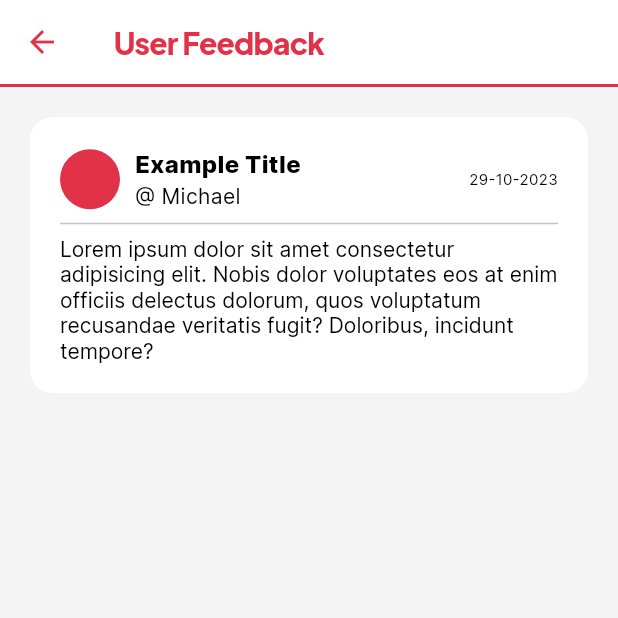
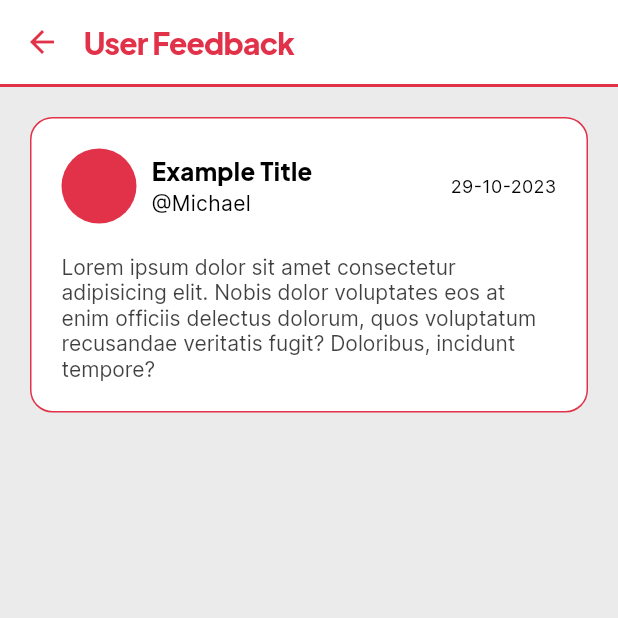
Before and after one commit to PremjithK/project_yuhealth_admin, a Flutter app: the DashboardPage screen opened directly, after a tap on "View Feedback", on a phone screen of 412 x 824 dp, the top half of it. Run offline on Flutter 3.47's test engine with Material 2 defaults, Android fonts, the phone set to English and light mode, and no system bars; our stand-ins replace bloc, flutter_slidable, get; generated files the repository leaves out were written again; network calls fail.

Commit message:
Redesgin 2

```diff
--- a/lib/app/view/app.dart
+++ b/lib/app/view/app.dart
@@ -1,6 +1,6 @@
 import 'package:flutter/material.dart';
 import 'package:get/get.dart';
-import 'package:yu_health_admin/custom_widgets/theme.dart';
+import 'package:yu_health_admin/config/theme.dart';
 import 'package:yu_health_admin/l10n/l10n.dart';
 import 'package:yu_health_admin/login_page/view/login_page.dart';
 
--- a/lib/approve_doctors_page/view/approve_doctors.dart
+++ b/lib/approve_doctors_page/view/approve_doctors.dart
@@ -13,6 +13,7 @@ class ApproveDoctorsPage extends StatelessWidget {
     return Scaffold(
       appBar: AppBar(
         elevation: 0,
+        titleSpacing: 0,
         scrolledUnderElevation: 0,
         title: const Text('Approve Doctors'),
         bottom: PreferredSize(
--- a/lib/custom_widgets/theme.dart
+++ b/lib/config/theme.dart
@@ -37,10 +37,26 @@ ThemeData lightTheme = ThemeData(
     ),
   ),
 
+  // Button themes
+  elevatedButtonTheme: const ElevatedButtonThemeData(
+    style: ButtonStyle(
+      textStyle: MaterialStatePropertyAll(
+        TextStyle(
+          fontWeight: FontWeight.bold,
+          fontFamily: fontFamily,
+        ),
+      ),
+      backgroundColor: MaterialStatePropertyAll(
+        Color.fromARGB(255, 226, 50, 73),
+      ),
+      foregroundColor: MaterialStatePropertyAll(Colors.white),
+    ),
+  ),
+
   //UI Scheme
   colorScheme: ColorScheme.light(
     //Background
-    background: const Color.fromRGBO(244, 244, 245, 1),
+    background: const Color.fromARGB(255, 235, 235, 235),
     onBackground: Colors.white,
 
     primary: const Color.fromARGB(255, 226, 50, 73),
--- a/lib/custom_widgets/colored_option_container.dart
+++ b/lib/custom_widgets/colored_option_container.dart
@@ -1,5 +1,6 @@
 import 'dart:ui';
 import 'package:flutter/material.dart';
+import 'package:yu_health_admin/config/theme.dart';
 
 class ColoredOptionContainer extends StatefulWidget {
   const ColoredOptionContainer({
@@ -9,8 +10,6 @@ class ColoredOptionContainer extends StatefulWidget {
     required this.onTap,
     this.height,
     this.width = double.infinity,
-    this.color = Colors.blue,
-    this.textColor = Colors.white,
     super.key,
   });
 
@@ -19,8 +18,6 @@ class ColoredOptionContainer extends StatefulWidget {
   final String subTitle;
   final double? width;
   final double? height;
-  final Color textColor;
-  final Color color;
   final Icon icon;
   final void Function() onTap;
 
@@ -31,27 +28,30 @@ class ColoredOptionContainer extends StatefulWidget {
 class _ColoredOptionContainerState extends State<ColoredOptionContainer> {
   @override
   Widget build(BuildContext context) {
+    final theme = Theme.of(context).colorScheme;
+    //
     return ListTile(
       titleAlignment: ListTileTitleAlignment.center,
       contentPadding: const EdgeInsets.symmetric(horizontal: 15, vertical: 8),
       onTap: widget.onTap,
-      tileColor: widget.color,
+      tileColor: Colors.white,
       shape: RoundedRectangleBorder(
+        side: BorderSide(color: theme.primary),
         borderRadius: BorderRadius.circular(15),
       ),
       leading: CircleAvatar(
-        backgroundColor: const Color.fromRGBO(0, 0, 0, 0.1),
-        radius: 25,
-        foregroundColor: Colors.white,
+        backgroundColor: Colors.transparent,
+        radius: 30,
+        foregroundColor: theme.primary,
         child: widget.icon,
       ),
       title: Text(
         widget.title,
         style: const TextStyle(
           fontSize: 15,
-          fontFamily: 'Inter',
+          fontFamily: fontFamily,
           fontWeight: FontWeight.bold,
-          color: Colors.white,
+          color: Colors.black,
         ),
       ),
       subtitle: Text(
@@ -62,7 +62,7 @@ class _ColoredOptionContainerState extends State<ColoredOptionContainer> {
             FontVariation('wght', 500),
           ],
           fontSize: 12,
-          color: Colors.white.withOpacity(0.5),
+          color: Colors.black.withOpacity(0.5),
         ),
       ),
     );
--- a/lib/custom_widgets/feedback_cards.dart
+++ b/lib/custom_widgets/feedback_cards.dart
@@ -1,6 +1,6 @@
 import 'dart:ui';
-
 import 'package:flutter/material.dart';
+import 'package:yu_health_admin/config/theme.dart';
 import 'package:yu_health_admin/custom_widgets/spacing.dart';
 
 class FeedbackCard extends StatelessWidget {
@@ -17,9 +17,11 @@ class FeedbackCard extends StatelessWidget {
 
   @override
   Widget build(BuildContext context) {
+    final theme = Theme.of(context).colorScheme;
     return Container(
       width: MediaQuery.of(context).size.width,
       decoration: BoxDecoration(
+        border: Border.all(color: theme.primary),
         color: Theme.of(context).colorScheme.onBackground,
         borderRadius: BorderRadius.circular(15),
       ),
@@ -30,7 +32,9 @@ class FeedbackCard extends StatelessWidget {
           Row(
             mainAxisAlignment: MainAxisAlignment.spaceBetween,
             children: [
-              const CircleAvatar(),
+              const CircleAvatar(
+                radius: 25,
+              ),
               widthspace(10),
               Column(
                 crossAxisAlignment: CrossAxisAlignment.start,
@@ -38,15 +42,15 @@ class FeedbackCard extends StatelessWidget {
                   Text(
                     title,
                     style: const TextStyle(
-                      fontFamily: 'Inter',
+                      fontFamily: fontFamily,
                       fontSize: 16,
                       fontVariations: [FontVariation('wght', 800)],
                     ),
                   ),
                   Text(
-                    '@ $username',
+                    '@$username',
                     style: const TextStyle(
-                      fontFamily: 'Inter',
+                      fontFamily: altFontFamily,
                     ),
                   ),
                 ],
@@ -56,16 +60,17 @@ class FeedbackCard extends StatelessWidget {
                 '${DateTime.now().day.toString()}-${DateTime.now().month.toString()}-${DateTime.now().year.toString()}',
                 softWrap: true,
                 style: const TextStyle(
-                  fontSize: 10,
+                  fontSize: 12,
                 ),
               ),
             ],
           ),
-          const Divider(),
+          heightspace(20),
           Text(
             content,
             maxLines: 5,
-            style: const TextStyle(
+            style: TextStyle(
+              color: Colors.black.withOpacity(0.75),
               fontFamily: 'Inter',
               fontSize: 14,
               letterSpacing: 0,
--- a/lib/custom_widgets/doctor_remove_tile.dart
+++ b/lib/custom_widgets/manage_doctor_tile.dart
@@ -1,5 +1,8 @@
+import 'dart:ui';
+
 import 'package:flutter/material.dart';
 import 'package:flutter_slidable/flutter_slidable.dart';
+import 'package:yu_health_admin/config/theme.dart';
 import 'package:yu_health_admin/custom_widgets/spacing.dart';
 
 class DoctorRemovalTile extends StatefulWidget {
@@ -43,8 +46,15 @@ class _DoctorRemovalTileState extends State<DoctorRemovalTile> {
   Widget build(BuildContext context) {
     return Slidable(
       endActionPane: ActionPane(
+        extentRatio: 0.75,
         motion: const DrawerMotion(),
         children: [
+          SlidableAction(
+            icon: Icons.pause,
+            label: 'FREEZE',
+            backgroundColor: Colors.blue,
+            onPressed: widget.onRemoved,
+          ),
           SlidableAction(
             icon: Icons.close,
             label: 'REMOVE',
@@ -54,8 +64,10 @@ class _DoctorRemovalTileState extends State<DoctorRemovalTile> {
         ],
       ),
       child: Container(
+        decoration: BoxDecoration(
+          color: Theme.of(context).colorScheme.onBackground,
+        ),
         width: double.infinity,
-        color: Theme.of(context).colorScheme.onBackground,
         child: Row(
           children: [
             Image.network(
@@ -73,7 +85,8 @@ class _DoctorRemovalTileState extends State<DoctorRemovalTile> {
                   widget.name,
                   style: const TextStyle(
                     fontSize: 16,
-                    fontWeight: FontWeight.bold,
+                    fontFamily: fontFamily,
+                    fontVariations: [FontVariation('wght', 800)],
                   ),
                 ),
                 heightspace(5),
@@ -90,7 +103,7 @@ class _DoctorRemovalTileState extends State<DoctorRemovalTile> {
                   style: const TextStyle(fontSize: 12, fontFamily: 'Inter'),
                 ),
               ],
-            )
+            ),
           ],
         ),
       ),
--- a/lib/dashboard_page/view/dashboard_page.dart
+++ b/lib/dashboard_page/view/dashboard_page.dart
@@ -26,6 +26,7 @@ class DashboardPage extends StatelessWidget {
             icon: const Icon(Icons.logout),
             label: const Text('Log Out'),
           ),
+          widthspace(15),
         ],
         bottom: PreferredSize(
           preferredSize: const Size(double.infinity, 2),
@@ -41,30 +42,36 @@ class DashboardPage extends StatelessWidget {
         children: [
           heightspace(20),
           ColoredOptionContainer(
-            color: Colors.teal,
             title: 'Approve Doctors',
-            subTitle: 'Accept or Reject doctors enlisting to YuHealth',
-            icon: const Icon(Icons.medical_services),
+            subTitle: 'Accept or Reject doctors joining YuHealth',
+            icon: const Icon(
+              Icons.check,
+              size: 40,
+            ),
             onTap: () {
               Get.to<Widget>(const ApproveDoctorsPage());
             },
           ),
           heightspace(10),
           ColoredOptionContainer(
-            color: Colors.pink,
-            title: 'Remove Doctors',
-            subTitle: 'Remove Doctors Actively Working With YuHealth',
-            icon: const Icon(Icons.close),
+            title: 'Manage Doctors',
+            subTitle: 'Remove or Freeze Doctors Working With YuHealth',
+            icon: const Icon(
+              Icons.manage_accounts,
+              size: 40,
+            ),
             onTap: () => Get.to<Widget>(
               const RemoveDoctorsPage(),
             ),
           ),
           heightspace(10),
           ColoredOptionContainer(
-            color: Colors.blue.shade500,
             title: 'View Feedback',
-            subTitle: 'Read Feedback From Yu Customers',
-            icon: const Icon(Icons.message_outlined),
+            subTitle: 'Read Feedback From YuHealth Customers',
+            icon: const Icon(
+              Icons.message_outlined,
+              size: 40,
+            ),
             onTap: () {
               Get.to<Widget>(const ViewFeedbackPage());
             },
--- a/lib/remove_doctors_page/view/remove_doctors.dart
+++ b/lib/remove_doctors_page/view/remove_doctors.dart
@@ -1,5 +1,5 @@
 import 'package:flutter/material.dart';
-import 'package:yu_health_admin/custom_widgets/doctor_remove_tile.dart';
+import 'package:yu_health_admin/custom_widgets/manage_doctor_tile.dart';
 import 'package:yu_health_admin/custom_widgets/spacing.dart';
 
 class RemoveDoctorsPage extends StatelessWidget {
@@ -15,6 +15,7 @@ class RemoveDoctorsPage extends StatelessWidget {
     return Scaffold(
       appBar: AppBar(
         elevation: 0,
+        titleSpacing: 0,
         scrolledUnderElevation: 0,
         title: const Text('Manage Doctors'),
         bottom: PreferredSize(
--- a/lib/view_feedback_page/view/view_feedback.dart
+++ b/lib/view_feedback_page/view/view_feedback.dart
@@ -12,6 +12,7 @@ class ViewFeedbackPage extends StatelessWidget {
     return Scaffold(
       appBar: AppBar(
         elevation: 0,
+        titleSpacing: 0,
         scrolledUnderElevation: 0,
         title: const Text('User Feedback'),
         bottom: PreferredSize(
```
